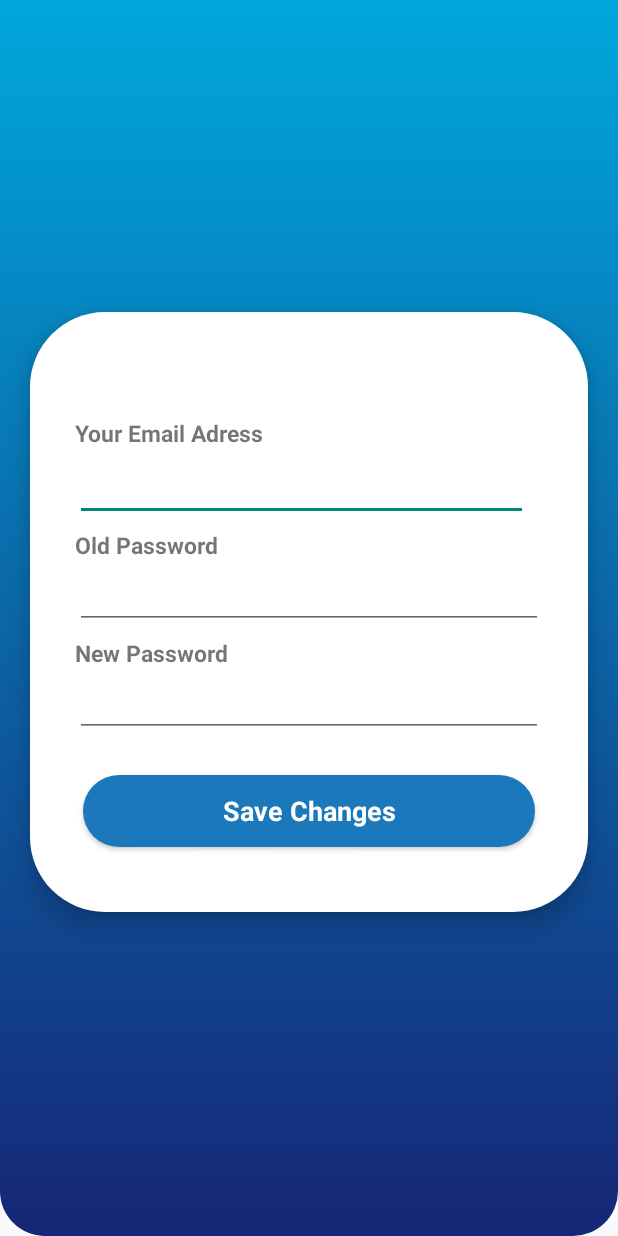
After one commit to afghanelyas/Profile_Andoride, an Android app: the EditProfile screen opened directly, with no data from a screen before it, on a phone screen of 412 x 824 dp. The commit adds this screen. Run offline under Robolectric (Android 15) with nearby library versions, the phone set to English and light mode, and no system bars.

Commit message:
The edid profile activity done

```diff
--- a/app/src/main/AndroidManifest.xml
+++ b/app/src/main/AndroidManifest.xml
@@ -10,8 +10,15 @@
         android:label="@string/app_name"
         android:roundIcon="@mipmap/ic_launcher_round"
         android:supportsRtl="true"
-        android:theme="@style/Theme.First_Project"
+        android:theme="@style/Theme.AppCompat.Light.NoActionBar.FullScreen"
         tools:targetApi="31">
+        <activity
+            android:name=".EditProfile"
+            android:exported="false">
+            <meta-data
+                android:name="android.app.lib_name"
+                android:value="" />
+        </activity>
         <activity
             android:name=".MainActivity"
             android:exported="true">
--- /dev/null
+++ b/app/src/main/java/com/example/first_project/EditProfile.java
@@ -0,0 +1,14 @@
+package com.example.first_project;
+
+import androidx.appcompat.app.AppCompatActivity;
+
+import android.os.Bundle;
+
+public class EditProfile extends AppCompatActivity {
+
+    @Override
+    protected void onCreate(Bundle savedInstanceState) {
+        super.onCreate(savedInstanceState);
+        setContentView(R.layout.activity_edit_profile);
+    }
+}
--- a/app/src/main/java/com/example/first_project/MainActivity.java
+++ b/app/src/main/java/com/example/first_project/MainActivity.java
@@ -2,13 +2,30 @@ package com.example.first_project;
 
 import androidx.appcompat.app.AppCompatActivity;
 
+import android.content.Intent;
 import android.os.Bundle;
+import android.view.View;
+import android.widget.Button;
 
 public class MainActivity extends AppCompatActivity {
-
+    private Button button;
     @Override
     protected void onCreate(Bundle savedInstanceState) {
         super.onCreate(savedInstanceState);
         setContentView(R.layout.activity_main);
+
+        button = (Button) findViewById(R.id.button);
+        button.setOnClickListener(new View.OnClickListener() {
+            @Override
+            public void onClick(View view) {
+                editProfile();
+            }
+        });
+
+    }
+    public void editProfile(){
+        Intent intent = new Intent(this , EditProfile.class);
+        startActivity(intent);
+
     }
 }
--- /dev/null
+++ b/app/src/main/res/drawable/background_edit.xml
@@ -0,0 +1,9 @@
+<?xml version="1.0" encoding="utf-8"?>
+<selector xmlns:android="http://schemas.android.com/apk/res/android">
+<item>
+    <shape android:shape="rectangle">
+        <solid android:color="@color/white"></solid>
+        <corners android:radius="50dp"></corners>
+    </shape>
+</item>
+</selector>
--- /dev/null
+++ b/app/src/main/res/drawable/edit_profile_background.xml
@@ -0,0 +1,8 @@
+<?xml version="1.0" encoding="utf-8"?>
+<selector xmlns:android="http://schemas.android.com/apk/res/android">
+<item>
+    <shape android:shape="rectangle">
+        <solid android:color="#1b79bb"></solid>
+    </shape>
+</item>
+</selector>
--- /dev/null
+++ b/app/src/main/res/layout/activity_edit_profile.xml
@@ -0,0 +1,133 @@
+<?xml version="1.0" encoding="utf-8"?>
+<androidx.constraintlayout.widget.ConstraintLayout xmlns:android="http://schemas.android.com/apk/res/android"
+    xmlns:app="http://schemas.android.com/apk/res-auto"
+    xmlns:tools="http://schemas.android.com/tools"
+    android:layout_width="match_parent"
+    android:layout_height="match_parent"
+    android:background="@drawable/top_background"
+    android:textDirection="locale"
+    tools:context=".EditProfile">
+
+    <androidx.constraintlayout.widget.ConstraintLayout
+        android:layout_width="0dp"
+        android:layout_height="400dp"
+        android:layout_margin="20dp"
+        android:layout_marginTop="212dp"
+        android:layout_marginBottom="212dp"
+        android:background="@drawable/background_edit"
+        android:elevation="10dp"
+        android:padding="10dp"
+        app:layout_constraintBottom_toBottomOf="parent"
+        app:layout_constraintEnd_toEndOf="parent"
+        app:layout_constraintHorizontal_bias="0.52"
+        app:layout_constraintStart_toStartOf="parent"
+        app:layout_constraintTop_toTopOf="parent"
+        app:layout_constraintVertical_bias="0.49">
+
+        <androidx.constraintlayout.widget.ConstraintLayout
+            android:layout_width="match_parent"
+            android:layout_height="match_parent"
+            android:layout_marginTop="60dp"
+            android:elevation="3dp"
+            app:layout_constraintBottom_toBottomOf="parent"
+            app:layout_constraintEnd_toEndOf="parent"
+            app:layout_constraintStart_toStartOf="parent"
+            app:layout_constraintTop_toTopOf="parent">
+
+            <LinearLayout
+                android:layout_width="match_parent"
+                android:layout_height="wrap_content"
+                android:orientation="vertical">
+
+                <TextView
+                    android:id="@+id/textView8"
+                    android:layout_width="match_parent"
+                    android:layout_height="wrap_content"
+                    android:layout_marginLeft="20dp"
+                    android:layout_marginRight="20dp"
+                    android:text="Your Email Adress"
+                    android:textAlignment="textStart"
+                    android:textSize="15dp"
+                    android:textStyle="bold" />
+
+                <EditText
+                    android:id="@+id/editTextTextEmailAddress4"
+                    android:layout_width="match_parent"
+                    android:layout_height="wrap_content"
+                    android:layout_marginLeft="20dp"
+                    android:layout_marginRight="30dp"
+                    android:ems="10"
+                    android:inputType="textEmailAddress"
+                    android:textSize="20dp" />
+
+                <LinearLayout
+                    android:layout_width="match_parent"
+                    android:layout_height="wrap_content"
+                    android:orientation="vertical">
+
+                    <TextView
+                        android:id="@+id/textView8"
+                        android:layout_width="match_parent"
+                        android:layout_height="wrap_content"
+                        android:layout_marginLeft="20dp"
+                        android:layout_marginTop="5dp"
+                        android:layout_marginRight="20dp"
+                        android:text="Old Password"
+                        android:textAlignment="textStart"
+                        android:textSize="15dp"
+                        android:textStyle="bold" />
+
+                    <EditText
+                        android:id="@+id/editTextTextPassword5"
+                        android:layout_width="match_parent"
+                        android:layout_height="wrap_content"
+                        android:layout_marginLeft="20dp"
+                        android:layout_marginRight="20dp"
+                        android:ems="10"
+                        android:inputType="textPassword" />
+
+                </LinearLayout>
+
+                <LinearLayout
+                    android:layout_width="match_parent"
+                    android:layout_height="wrap_content"
+                    android:orientation="vertical">
+
+                    <TextView
+                        android:id="@+id/textView8"
+                        android:layout_width="match_parent"
+                        android:layout_height="wrap_content"
+                        android:layout_marginLeft="20dp"
+                        android:layout_marginTop="5dp"
+                        android:layout_marginRight="20dp"
+                        android:text="New Password"
+                        android:textAlignment="textStart"
+                        android:textSize="15dp"
+                        android:textStyle="bold" />
+
+                    <EditText
+                        android:id="@+id/editTextTextPassword6"
+                        android:layout_width="match_parent"
+                        android:layout_height="wrap_content"
+                        android:layout_marginLeft="20dp"
+                        android:layout_marginRight="20dp"
+                        android:ems="10"
+                        android:inputType="textPassword" />
+                </LinearLayout>
+
+                <Button
+                    android:id="@+id/button"
+                    style="@android:style/Widget.Button"
+                    android:layout_width="match_parent"
+                    android:layout_height="wrap_content"
+                    android:layout_margin="25dp"
+                    android:background="@drawable/background_button"
+                    android:padding="10dp"
+                    android:text="Save Changes"
+                    android:textColor="#ffffff"
+                    android:textSize="18sp"
+                    android:textStyle="bold" />
+            </LinearLayout>
+        </androidx.constraintlayout.widget.ConstraintLayout>
+    </androidx.constraintlayout.widget.ConstraintLayout>
+</androidx.constraintlayout.widget.ConstraintLayout>
--- a/app/src/main/res/values/themes.xml
+++ b/app/src/main/res/values/themes.xml
@@ -13,4 +13,10 @@
         <item name="android:statusBarColor">?attr/colorPrimaryVariant</item>
         <!-- Customize your theme here. -->
     </style>
+    <style name="Theme.AppCompat.Light.NoActionBar.FullScreen" parent="@style/Theme.AppCompat.Light.NoActionBar" >
+        <item name="android:windowNoTitle">true</item>
+        <item name="android:windowActionBar">false</item>
+        <item name="android:windowFullscreen">true</item>
+        <item name="android:windowContentOverlay">@null</item>
+    </style>
 </resources>
```
